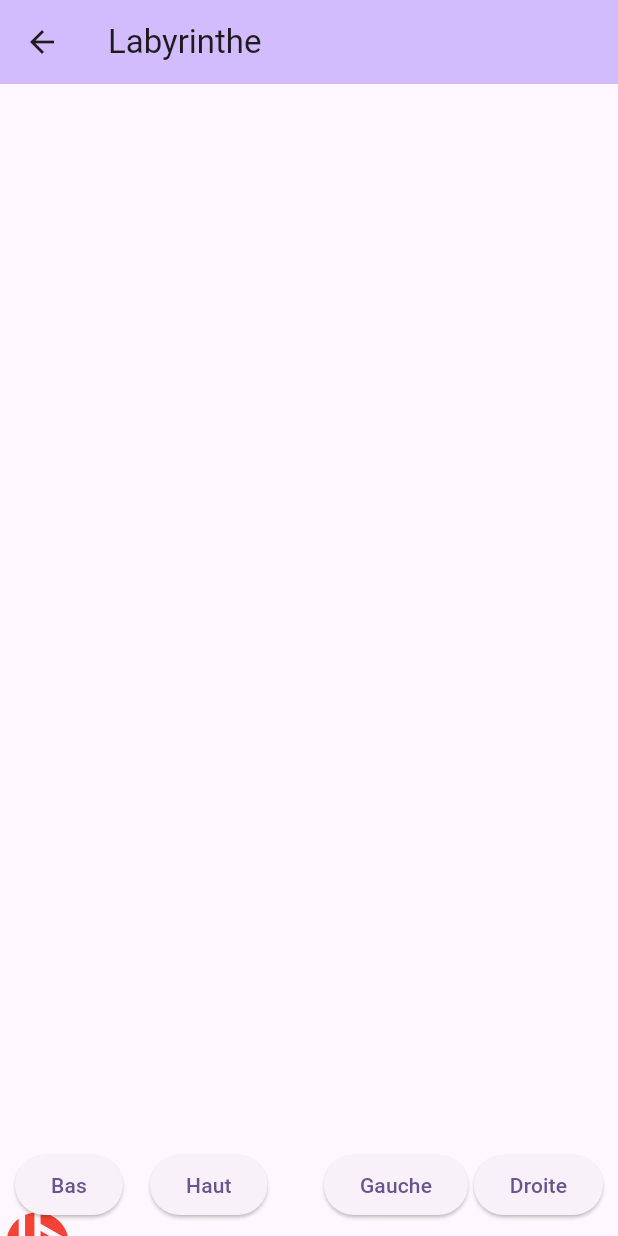
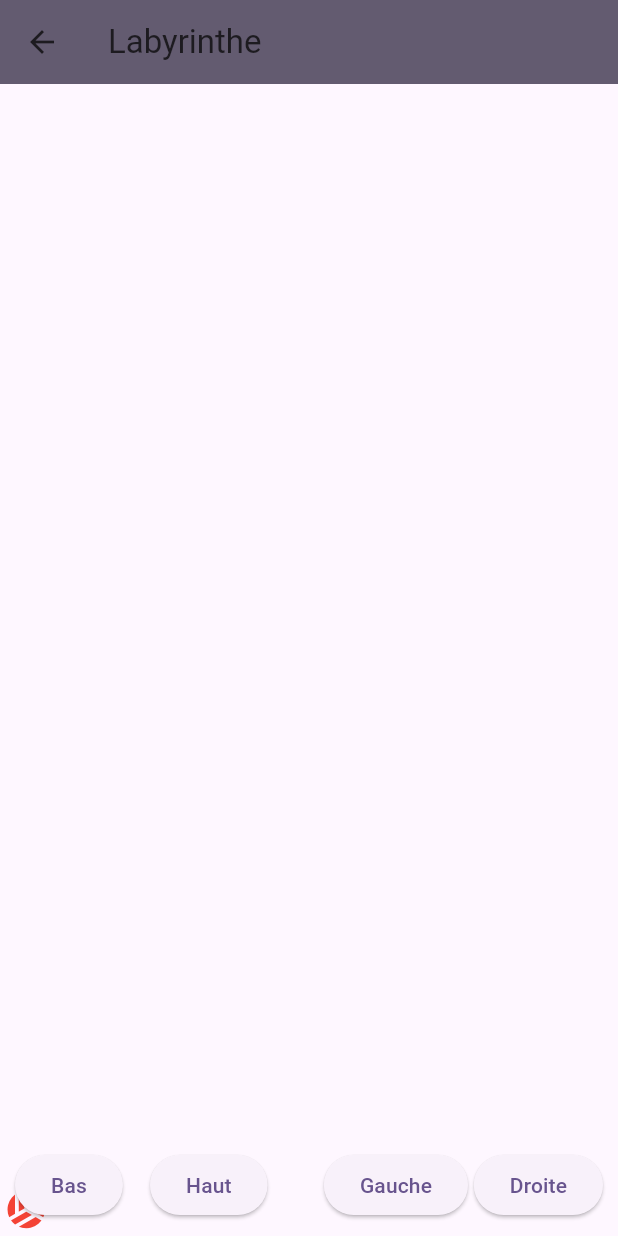
Before and after one commit to Camtax53/PROG_MOBILE, a Flutter app: the LabyrinthePage screen opened directly, after a tap on "Gauche", on a phone screen of 412 x 824 dp. Run offline on Flutter 3.47's test engine with Material 2 defaults, Android fonts, the phone set to English and light mode, and no system bars; our stand-ins replace sensors_plus.

Commit message:
labyrinthe avec bord délimiter

```diff
--- a/lib/main.dart
+++ b/lib/main.dart
@@ -68,7 +68,8 @@ class _MyHomePageState extends State<MyHomePage> {
               onPressed: () {
                 Navigator.push(
                   context,
-                  MaterialPageRoute(builder: (context) => LabyrinthePage()),
+                  MaterialPageRoute(
+                      builder: (context) => const LabyrinthePage()),
                 );
               },
             ),
--- a/lib/tuto/labyrinthe.dart
+++ b/lib/tuto/labyrinthe.dart
@@ -3,7 +3,7 @@ import 'package:flutter/services.dart';
 import 'package:sensors_plus/sensors_plus.dart';
 
 class LabyrinthePage extends StatefulWidget {
-  const LabyrinthePage({super.key});
+  const LabyrinthePage({Key? key});
 
   @override
   _LabyrintheState createState() => _LabyrintheState();
@@ -12,21 +12,25 @@ class LabyrinthePage extends StatefulWidget {
 class _LabyrintheState extends State<LabyrinthePage> {
   double _ballPositionX = 0.0;
   double _ballPositionY = 0.0;
+  double sizeBall = 30.0;
+  double speed = 50.0;
 
   @override
   Widget build(BuildContext context) {
     double screenWidth = MediaQuery.of(context).size.width;
     double screenHeight = MediaQuery.of(context).size.height;
+    double appBarHeight =
+        AppBar().preferredSize.height + MediaQuery.of(context).padding.top;
 
     return Scaffold(
       appBar: AppBar(
-        backgroundColor: Theme.of(context).colorScheme.inversePrimary,
+        backgroundColor: Theme.of(context).colorScheme.secondary,
         title: const Text("Labyrinthe"),
       ),
       body: Stack(
         children: [
           AnimatedPositioned(
-            duration: Duration(milliseconds: 200),
+            duration: const Duration(milliseconds: 200),
             curve: Curves.easeInOut,
             left: _ballPositionX,
             bottom: _ballPositionY,
@@ -36,7 +40,7 @@ class _LabyrintheState extends State<LabyrinthePage> {
               child: Icon(
                 Icons.sports_volleyball,
                 color: Colors.red,
-                size: 50,
+                size: sizeBall,
               ),
             ),
           ),
@@ -46,10 +50,15 @@ class _LabyrintheState extends State<LabyrinthePage> {
             child: ElevatedButton(
               onPressed: () {
                 setState(() {
-                  _ballPositionY -= 30;
+                  if (_ballPositionY - speed > sizeBall / 4) {
+                    _ballPositionY -= speed;
+                  } else {
+                    _ballPositionY = 0 - sizeBall / 4;
+                  }
+                  print(_ballPositionY);
                 });
               },
-              child: Text('Bas'),
+              child: const Text('Bas'),
             ),
           ),
           Positioned(
@@ -58,10 +67,17 @@ class _LabyrintheState extends State<LabyrinthePage> {
             child: ElevatedButton(
               onPressed: () {
                 setState(() {
-                  _ballPositionY += 30;
+                  if (_ballPositionY + speed <
+                      screenHeight - appBarHeight - sizeBall - 20) {
+                    _ballPositionY += speed;
+                  } else {
+                    _ballPositionY =
+                        screenHeight - appBarHeight - sizeBall - 10;
+                  }
+                  print(_ballPositionY);
                 });
               },
-              child: Text('Haut'),
+              child: const Text('Haut'),
             ),
           ),
           Positioned(
@@ -70,12 +86,15 @@ class _LabyrintheState extends State<LabyrinthePage> {
             child: ElevatedButton(
               onPressed: () {
                 setState(() {
-                  if (_ballPositionX > 0) {
-                    _ballPositionX -= 30;
+                  if (_ballPositionX - speed > 0) {
+                    _ballPositionX -= speed;
+                  } else {
+                    _ballPositionX = 0 - sizeBall / 4;
                   }
+                  print(_ballPositionX);
                 });
               },
-              child: Text('Gauche'),
+              child: const Text('Gauche'),
             ),
           ),
           Positioned(
@@ -84,12 +103,15 @@ class _LabyrintheState extends State<LabyrinthePage> {
             child: ElevatedButton(
               onPressed: () {
                 setState(() {
-                  if (_ballPositionX < screenWidth - 60) {
-                    _ballPositionX += 30;
+                  if (_ballPositionX + speed < screenWidth - sizeBall - 20) {
+                    _ballPositionX += speed;
+                  } else {
+                    _ballPositionX = screenWidth - sizeBall - 10;
                   }
+                  print(_ballPositionX);
                 });
               },
-              child: Text('Droite'),
+              child: const Text('Droite'),
             ),
           ),
         ],
```
